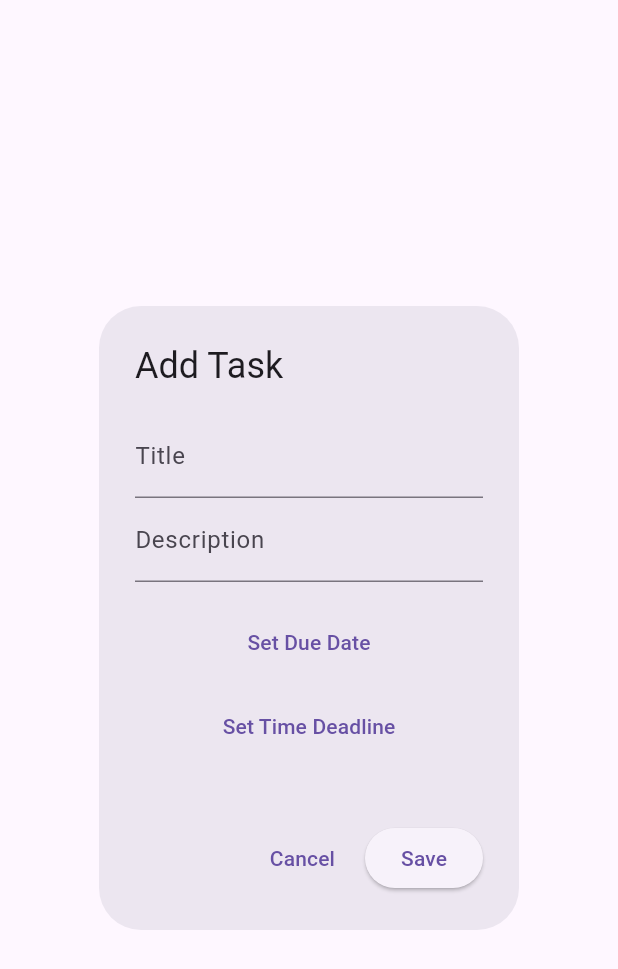
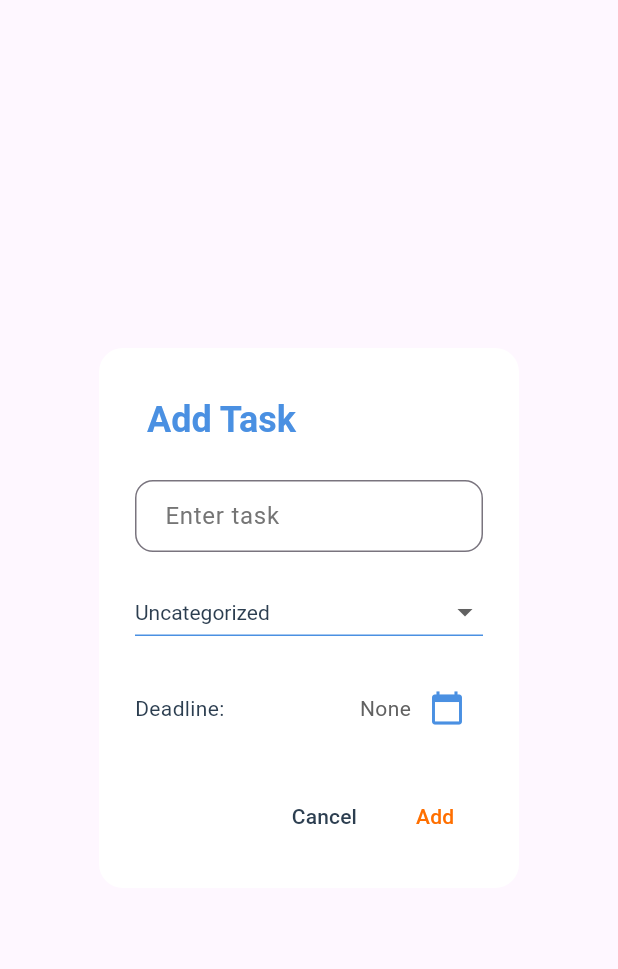
Before and after one commit to summydev/sunotes, a Flutter app: the AddTaskDialog widget shown alone on an empty page, opened directly, on a phone screen of 412 x 824 dp. Shown: the top 969 px of the screen. Run offline on Flutter 3.47's test engine with Material 3 defaults, Android fonts, the phone set to English and light mode, and no system bars; our stand-ins replace hive, hive_flutter; accounts and stored records are empty; generated files the repository leaves out were written again.

Commit message:
worked on the time deadline feature

```diff
--- a/lib/providers/task_provider.dart
+++ b/lib/providers/task_provider.dart
@@ -5,9 +5,16 @@ import 'package:sunotes/models/task_model.dart';
 enum TaskFilter { all, completed, pending }
 
 class TaskProvider extends ChangeNotifier {
-  late Box<TaskModel> taskBox;
+  late Box<TaskModel> _taskBox;
   final List<TaskModel> _tasks = [];
   TaskFilter _filter = TaskFilter.all;
+  bool _isInitialized = false;
+
+  bool get isInitialized => _isInitialized;
+
+  TaskProvider() {
+    initialize();
+  }
 
   // Category color mapping
   final Map<String, Color> _categoryColors = {
@@ -20,11 +27,11 @@ class TaskProvider extends ChangeNotifier {
 
   // Initialize the Hive box and load tasks
   Future<void> initialize() async {
-    taskBox = await Hive.openBox<TaskModel>(
-        'tasks'); // Ensure this opens successfully
-    _tasks.clear(); // Clear the current list to avoid duplicates
-    _tasks.addAll(taskBox.values);
-    print("Loaded tasks from Hive: ${_tasks.length}"); // Debug print
+    _taskBox = await Hive.openBox<TaskModel>('tasks');
+    _tasks.clear();
+    _tasks.addAll(_taskBox.values);
+    print("Loaded tasks from Hive: ${_tasks.length}");
+    _isInitialized = true;
     notifyListeners();
   }
 
@@ -67,16 +74,16 @@ class TaskProvider extends ChangeNotifier {
   // Add a task to the list and save to Hive
   void addTask(TaskModel task) {
     _tasks.add(task);
-    taskBox.put(task.id, task); // Save to Hive
-    print("Task added: ${task.title}, ID: ${task.id}"); // Debug print
+    _taskBox.put(task.id, task);
+    print("Task added: ${task.title}, ID: ${task.id}");
     notifyListeners();
     printBoxContent();
   }
 
   void printBoxContent() {
     print("Hive Box Content:");
-    for (var key in taskBox.keys) {
-      print("Key: $key, Value: ${taskBox.get(key)}");
+    for (var key in _taskBox.keys) {
+      print("Key: $key, Value: ${_taskBox.get(key)}");
     }
   }
 
@@ -85,7 +92,7 @@ class TaskProvider extends ChangeNotifier {
     final taskIndex = _tasks.indexWhere((task) => task.id == updatedTask.id);
     if (taskIndex != -1) {
       _tasks[taskIndex] = updatedTask;
-      taskBox.put(updatedTask.id, updatedTask); // Update in Hive
+      _taskBox.put(updatedTask.id, updatedTask);
       notifyListeners();
     }
   }
@@ -93,15 +100,15 @@ class TaskProvider extends ChangeNotifier {
   // Remove a task by ID from the list and Hive
   void removeTask(String id) {
     _tasks.removeWhere((task) => task.id == id);
-    taskBox.delete(id); // Remove from Hive
+    _taskBox.delete(id);
     notifyListeners();
   }
 
   // Toggle task completion status
   void toggleTaskCompletion(String id) {
     final task = _tasks.firstWhere((task) => task.id == id);
-    task.toggleCompleted(); // Assuming you have a method for toggling completion
-    taskBox.put(task.id, task); // Save the updated task to Hive
+    task.toggleCompleted();
+    _taskBox.put(task.id, task);
     notifyListeners();
   }
 
@@ -113,15 +120,15 @@ class TaskProvider extends ChangeNotifier {
   List<TaskModel> get pendingTasks =>
       _tasks.where((task) => !task.isCompleted).toList();
 
-  // New method to get a task by its ID
+  // Get a task by its ID
   TaskModel getTaskById(String id) {
     return _tasks.firstWhere((task) => task.id == id);
   }
 
-  // Method to clear all tasks from both the list and Hive
+  // Clear all tasks from both the list and Hive
   void clearAllTasks() {
     _tasks.clear();
-    taskBox.clear(); // Remove all tasks from Hive
+    _taskBox.clear();
     notifyListeners();
   }
 }
--- a/lib/widgets/addtaskdialog.dart
+++ b/lib/widgets/addtaskdialog.dart
@@ -1,317 +1,208 @@
-// import 'package:flutter/material.dart';
-// import 'package:provider/provider.dart';
-// import 'package:sunotes/models/task_model.dart';
-// import 'package:sunotes/providers/task_provider.dart';
-// import 'package:sunotes/widgets/brand_colors.dart'; // Import the brand colors
-
-// class AddTaskDialog extends StatefulWidget {
-//   const AddTaskDialog({super.key});
-
-//   @override
-//   _AddTaskDialogState createState() => _AddTaskDialogState();
-// }
-
-// class _AddTaskDialogState extends State<AddTaskDialog> {
-//   final TextEditingController _controller = TextEditingController();
-//   String _selectedCategory = 'Uncategorized';
-//   DateTime? _selectedDeadline;
-
-//   @override
-//   void dispose() {
-//     _controller.dispose();
-//     super.dispose();
-//   }
-
-//   @override
-//   Widget build(BuildContext context) {
-//     final categories = [
-//       'Uncategorized',
-//       'Work',
-//       'Personal',
-//       'Shopping',
-//       'Health'
-//     ];
-
-//     return AlertDialog(
-//       backgroundColor: BrandColors.cardColor, // Set background color to white
-//       shape: RoundedRectangleBorder(borderRadius: BorderRadius.circular(16)),
-//       title: const Padding(
-//         padding: EdgeInsets.all(8.0),
-//         child: Text(
-//           'Add Task',
-//           style: TextStyle(
-//             fontSize: 24,
-//             fontWeight: FontWeight.bold,
-//             color: BrandColors.primaryColor, // Use primary color for title text
-//           ),
-//         ),
-//       ),
-//       content: Column(
-//         mainAxisSize: MainAxisSize.min,
-//         children: [
-//           // Task Title Input
-//           TextField(
-//             controller: _controller,
-//             decoration: InputDecoration(
-//               hintText: 'Enter task',
-//               hintStyle: TextStyle(color: Colors.grey[600]),
-//               contentPadding:
-//                   const EdgeInsets.symmetric(vertical: 12, horizontal: 16),
-//               border: OutlineInputBorder(
-//                 borderRadius: BorderRadius.circular(12),
-//                 borderSide: const BorderSide(
-//                     color: BrandColors
-//                         .primaryColor), // Border color for text field
-//               ),
-//             ),
-//           ),
-//           const SizedBox(height: 16),
-
-//           // Category Dropdown
-//           DropdownButton<String>(
-//             value: _selectedCategory,
-//             isExpanded: true,
-//             style: const TextStyle(
-//                 color: BrandColors.textColor), // Use text color from the brand
-//             items: categories
-//                 .map((category) => DropdownMenuItem(
-//                       value: category,
-//                       child: Text(category),
-//                     ))
-//                 .toList(),
-//             onChanged: (value) {
-//               if (value != null) {
-//                 setState(() {
-//                   _selectedCategory = value;
-//                 });
-//               }
-//             },
-//             // Instead of 'decoration', use 'underline' to style the dropdown
-//             underline: Container(
-//               height: 1,
-//               color: BrandColors.primaryColor, // Border style for the dropdown
-//             ),
-//           ),
-//           const SizedBox(height: 16),
-
-//           // Deadline Row
-//           Row(
-//             children: [
-//               const Text('Deadline:',
-//                   style: TextStyle(
-//                       color:
-//                           BrandColors.textColor)), // Use text color for labels
-//               const Spacer(),
-//               Text(
-//                 _selectedDeadline != null
-//                     ? "${_selectedDeadline!.year}-${_selectedDeadline!.month.toString().padLeft(2, '0')}-${_selectedDeadline!.day.toString().padLeft(2, '0')}"
-//                     : 'None',
-//                 style: TextStyle(color: Colors.grey[700]),
-//               ),
-//               IconButton(
-//                 icon: const Icon(Icons.calendar_today,
-//                     color: BrandColors
-//                         .primaryColor), // Icon color with primary color
-//                 onPressed: () async {
-//                   DateTime? pickedDate = await showDatePicker(
-//                     context: context,
-//                     initialDate: _selectedDeadline ?? DateTime.now(),
-//                     firstDate: DateTime.now(),
-//                     lastDate: DateTime(2050),
-//                   );
-//                   if (pickedDate != null) {
-//                     setState(() {
-//                       _selectedDeadline = pickedDate;
-//                     });
-//                   }
-//                 },
-//               ),
-//             ],
-//           ),
-//         ],
-//       ),
-//       actions: [
-//         // Cancel Button
-//         TextButton(
-//           onPressed: () => Navigator.of(context).pop(),
-//           style: TextButton.styleFrom(
-//               foregroundColor:
-//                   BrandColors.textColor), // Cancel button color with text color
-//           child: const Text('Cancel'),
-//         ),
-//         // Add Task Button
-//         TextButton(
-//           onPressed: () {
-//             if (_controller.text.isNotEmpty) {
-//               final DateTime createdDate = DateTime.now();
-//               final newTask = TaskModel(
-//                 id: DateTime.now().microsecondsSinceEpoch.toString(),
-//                 title: _controller.text,
-//                 description: '',
-//                 isCompleted: false,
-//                 category: _selectedCategory,
-//                 dueDate: _selectedDeadline ?? createdDate, // Default deadline
-//               );
-//               // Add the task using the TaskProvider
-//               Provider.of<TaskProvider>(context, listen: false)
-//                   .addTask(newTask);
-//               Navigator.of(context).pop();
-//             }
-//           },
-//           style: TextButton.styleFrom(
-//             foregroundColor:
-//                 BrandColors.accentColor, // Accent color for Add button
-//           ),
-//           child: const Text('Add'),
-//         ),
-//       ],
-//     );
-//   }
-// }
-
 import 'package:flutter/material.dart';
-import 'package:intl/intl.dart';
 import 'package:provider/provider.dart';
 import 'package:sunotes/models/task_model.dart';
 import 'package:sunotes/providers/task_provider.dart';
+import 'package:sunotes/widgets/brand_colors.dart'; // Import the brand colors
 
 class AddTaskDialog extends StatefulWidget {
-  final TaskModel? task;
-
-  const AddTaskDialog({Key? key, this.task}) : super(key: key);
+  const AddTaskDialog({super.key});
 
   @override
-  State<AddTaskDialog> createState() => _AddTaskDialogState();
+  _AddTaskDialogState createState() => _AddTaskDialogState();
 }
 
 class _AddTaskDialogState extends State<AddTaskDialog> {
-  final _formKey = GlobalKey<FormState>();
-
-  String? _title;
-  String? _description;
-  DateTime? _dueDate;
-  DateTime? _timeDeadline;
-  String _category = 'Uncategorized';
+  final TextEditingController _controller = TextEditingController();
+  String _selectedCategory = 'Uncategorized';
+  DateTime? _selectedDeadline;
+  TimeOfDay? _selectedTime;
 
   @override
-  void initState() {
-    super.initState();
-    if (widget.task != null) {
-      _title = widget.task!.title;
-      _description = widget.task!.description;
-      _dueDate = widget.task!.dueDate;
-      _timeDeadline = widget.task!.timeDeadline;
-      _category = widget.task!.category;
-    }
+  void dispose() {
+    _controller.dispose();
+    super.dispose();
   }
 
-  Future<void> _pickDate() async {
-    final pickedDate = await showDatePicker(
+  // Method to pick time
+  Future<void> _selectTime(BuildContext context) async {
+    TimeOfDay? pickedTime = await showTimePicker(
       context: context,
-      initialDate: _dueDate ?? DateTime.now(),
-      firstDate: DateTime.now(),
-      lastDate: DateTime.now().add(const Duration(days: 365)),
+      initialTime: _selectedTime ?? TimeOfDay.now(),
     );
-
-    if (pickedDate != null) {
+    if (pickedTime != null) {
       setState(() {
-        _dueDate = pickedDate;
-      });
-    }
-  }
-
-  Future<void> _pickTime() async {
-    final timeOfDay = await showTimePicker(
-      context: context,
-      initialTime: _timeDeadline != null
-          ? TimeOfDay.fromDateTime(_timeDeadline!)
-          : const TimeOfDay(hour: 12, minute: 0),
-    );
-
-    if (timeOfDay != null) {
-      setState(() {
-        _timeDeadline = DateTime(
-          _dueDate?.year ?? DateTime.now().year,
-          _dueDate?.month ?? DateTime.now().month,
-          _dueDate?.day ?? DateTime.now().day,
-          timeOfDay.hour,
-          timeOfDay.minute,
-        );
+        _selectedTime = pickedTime;
       });
     }
   }
 
   @override
   Widget build(BuildContext context) {
-    final taskProvider = Provider.of<TaskProvider>(context, listen: false);
+    final categories = [
+      'Uncategorized',
+      'Work',
+      'Personal',
+      'Shopping',
+      'Health'
+    ];
 
     return AlertDialog(
-      title: Text(widget.task == null ? 'Add Task' : 'Edit Task'),
-      content: Form(
-        key: _formKey,
-        child: SingleChildScrollView(
-          child: Column(
-            children: [
-              TextFormField(
-                initialValue: _title,
-                decoration: const InputDecoration(labelText: 'Title'),
-                validator: (value) =>
-                    value == null || value.isEmpty ? 'Title is required' : null,
-                onSaved: (value) => _title = value,
-              ),
-              TextFormField(
-                initialValue: _description,
-                decoration: const InputDecoration(labelText: 'Description'),
-                onSaved: (value) => _description = value,
-              ),
-              const SizedBox(height: 16),
-              TextButton(
-                onPressed: _pickDate,
-                child: Text(_dueDate == null
-                    ? 'Set Due Date'
-                    : 'Due Date: ${DateFormat.yMMMd().format(_dueDate!)}'),
-              ),
-              const SizedBox(height: 8),
-              TextButton(
-                onPressed: _pickTime,
-                child: Text(_timeDeadline == null
-                    ? 'Set Time Deadline'
-                    : 'Time Deadline: ${DateFormat.jm().format(_timeDeadline!)}'),
-              ),
-              const SizedBox(height: 16),
-            ],
+      backgroundColor: BrandColors.cardColor, // Set background color to white
+      shape: RoundedRectangleBorder(borderRadius: BorderRadius.circular(16)),
+      title: const Padding(
+        padding: EdgeInsets.all(8.0),
+        child: Text(
+          'Add Task',
+          style: TextStyle(
+            fontSize: 24,
+            fontWeight: FontWeight.bold,
+            color: BrandColors.primaryColor, // Use primary color for title text
           ),
         ),
       ),
+      content: Column(
+        mainAxisSize: MainAxisSize.min,
+        children: [
+          // Task Title Input
+          TextField(
+            controller: _controller,
+            decoration: InputDecoration(
+              hintText: 'Enter task',
+              hintStyle: TextStyle(color: Colors.grey[600]),
+              contentPadding:
+                  const EdgeInsets.symmetric(vertical: 12, horizontal: 16),
+              border: OutlineInputBorder(
+                borderRadius: BorderRadius.circular(12),
+                borderSide: const BorderSide(
+                    color: BrandColors
+                        .primaryColor), // Border color for text field
+              ),
+            ),
+          ),
+          const SizedBox(height: 16),
+
+          // Category Dropdown
+          DropdownButton<String>(
+            value: _selectedCategory,
+            isExpanded: true,
+            style: const TextStyle(
+                color: BrandColors.textColor), // Use text color from the brand
+            items: categories
+                .map((category) => DropdownMenuItem(
+                      value: category,
+                      child: Text(category),
+                    ))
+                .toList(),
+            onChanged: (value) {
+              if (value != null) {
+                setState(() {
+                  _selectedCategory = value;
+                });
+              }
+            },
+            // Instead of 'decoration', use 'underline' to style the dropdown
+            underline: Container(
+              height: 1,
+              color: BrandColors.primaryColor, // Border style for the dropdown
+            ),
+          ),
+          const SizedBox(height: 16),
+
+          // Deadline Row
+          Row(
+            children: [
+              const Text('Deadline: ',
+                  style: TextStyle(
+                      color:
+                          BrandColors.textColor)), // Use text color for labels
+              const Spacer(),
+              Text(
+                _selectedDeadline != null
+                    ? "${_selectedDeadline!.year}-${_selectedDeadline!.month.toString().padLeft(2, '0')}-${_selectedDeadline!.day.toString().padLeft(2, '0')}"
+                    : 'None',
+                style: TextStyle(color: Colors.grey[700]),
+              ),
+              IconButton(
+                icon: const Icon(Icons.calendar_today,
+                    color: BrandColors
+                        .primaryColor), // Icon color with primary color
+                onPressed: () async {
+                  DateTime? pickedDate = await showDatePicker(
+                    context: context,
+                    initialDate: _selectedDeadline ?? DateTime.now(),
+                    firstDate: DateTime.now(),
+                    lastDate: DateTime(2050),
+                  );
+                  if (pickedDate != null) {
+                    setState(() {
+                      _selectedDeadline = pickedDate;
+                    });
+                    // After picking the date, allow selecting the time
+                    await _selectTime(context);
+                  }
+                },
+              ),
+            ],
+          ),
+          if (_selectedTime != null) ...[
+            const SizedBox(height: 8),
+            Row(
+              children: [
+                const Text('Time: ',
+                    style: TextStyle(color: BrandColors.textColor)),
+                const Spacer(),
+                Text(
+                  '${_selectedTime!.hour}:${_selectedTime!.minute.toString().padLeft(2, '0')}',
+                  style: TextStyle(color: Colors.grey[700]),
+                ),
+              ],
+            ),
+          ],
+        ],
+      ),
       actions: [
+        // Cancel Button
         TextButton(
           onPressed: () => Navigator.of(context).pop(),
+          style: TextButton.styleFrom(
+              foregroundColor:
+                  BrandColors.textColor), // Cancel button color with text color
           child: const Text('Cancel'),
         ),
-        ElevatedButton(
+        // Add Task Button
+        TextButton(
           onPressed: () {
-            if (_formKey.currentState!.validate()) {
-              _formKey.currentState!.save();
-              final task = TaskModel(
-                id: widget.task?.id ?? DateTime.now().toString(),
-                title: _title!,
-                description: _description ?? '',
-                dueDate: _dueDate,
-                timeDeadline: _timeDeadline,
-                category: _category,
-                isCompleted: widget.task?.isCompleted ?? false,
+            if (_controller.text.isNotEmpty) {
+              final DateTime createdDate = DateTime.now();
+              final DateTime finalDeadline = _selectedDeadline != null
+                  ? DateTime(
+                      _selectedDeadline!.year,
+                      _selectedDeadline!.month,
+                      _selectedDeadline!.day,
+                      _selectedTime?.hour ?? 0,
+                      _selectedTime?.minute ?? 0,
+                    )
+                  : createdDate;
+
+              final newTask = TaskModel(
+                id: DateTime.now().microsecondsSinceEpoch.toString(),
+                title: _controller.text,
+                description: '',
+                isCompleted: false,
+                category: _selectedCategory,
+                dueDate: finalDeadline, // Use combined deadline
               );
-
-              if (widget.task == null) {
-                taskProvider.addTask(task);
-              } else {
-                taskProvider.updateTask(task);
-              }
-
+              // Add the task using the TaskProvider
+              Provider.of<TaskProvider>(context, listen: false)
+                  .addTask(newTask);
               Navigator.of(context).pop();
             }
           },
-          child: const Text('Save'),
+          style: TextButton.styleFrom(
+            foregroundColor:
+                BrandColors.accentColor, // Accent color for Add button
+          ),
+          child: const Text('Add'),
         ),
       ],
     );
--- a/lib/widgets/task_list.dart
+++ b/lib/widgets/task_list.dart
@@ -15,19 +15,16 @@ class TaskList extends StatelessWidget {
       builder: (context, taskProvider, child) {
         return ListView.builder(
           itemCount: filteredTasks.length,
-          itemBuilder: (ctx, index) {
+          itemBuilder: (context, index) {
             final task = filteredTasks[index];
-
-            // Recalculate `isOverdue` dynamically
-            final isOverdue =
-                task.dueDate != null && task.dueDate!.isBefore(DateTime.now());
-
-            final categoryColor = taskProvider.getCategoryColor(task.category);
+            final isOverdue = task.dueDate != null &&
+                task.dueDate!.day == DateTime.now().day &&
+                task.dueDate!.isBefore(DateTime.now());
 
             return TaskItem(
-              categoryColor: categoryColor,
               task: task,
               isOverdue: isOverdue,
+              categoryColor: Colors.blue, // Or the appropriate category color
             );
           },
         );
--- a/pubspec.yaml
+++ b/pubspec.yaml
@@ -10,11 +10,13 @@ dependencies:
   build_runner: ^2.4.13
   flutter:
     sdk: flutter
+  flutter_local_notifications: ^18.0.1
   hive: ^2.2.3
   hive_flutter: ^1.1.0
   hive_generator: ^2.0.1
   intl: ^0.20.1
   provider: ^6.1.2
+  timezone: ^0.10.0
 
 dev_dependencies:
   flutter_test:
```
Also changed, not shown: lib/screens/home_screen.dart (+21 -45 lines).
